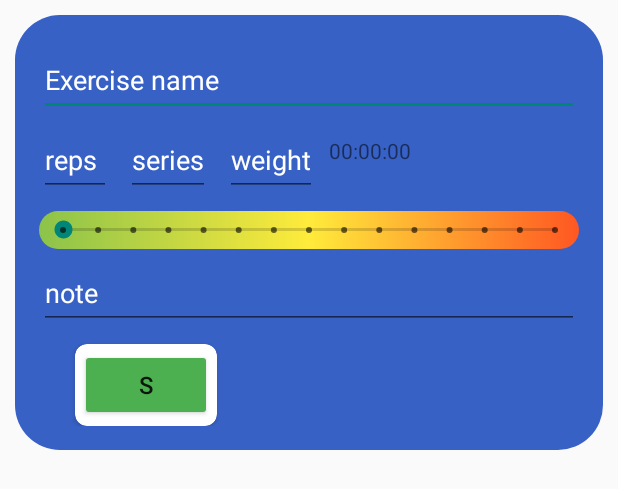
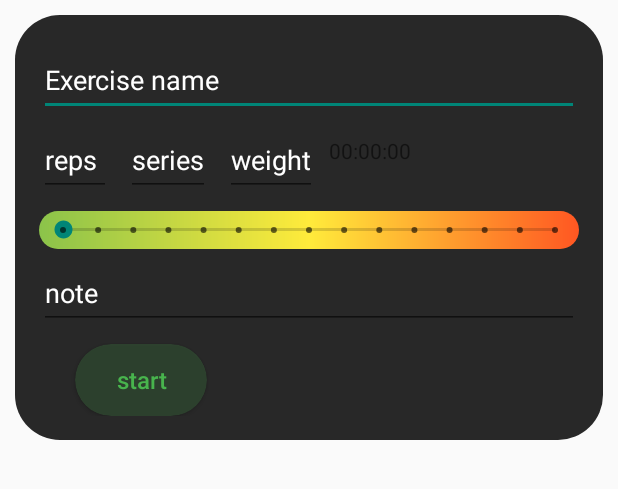
Before and after one commit to mattexe1903/dispositiviMobiliMarelli, an Android app built with Jetpack Compose: the layout new_exercise_box.xml on its own in the app's theme, with its tools: preview values and no code run, on a phone screen of 412 x 824 dp. Shown: the top 489 px of the screen. Run offline under Robolectric (Android 15) with nearby library versions, the phone set to English and light mode, and no system bars.

Commit message:
new button timer design

```diff
--- a/app/src/main/res/drawable/box_bg.xml
+++ b/app/src/main/res/drawable/box_bg.xml
@@ -1,4 +1,4 @@
 <shape xmlns:android="http://schemas.android.com/apk/res/android">
-    <solid android:color="@color/blue"/>
+    <solid android:color="@color/black2"/>
     <corners android:topLeftRadius="30dp" android:topRightRadius="30dp" android:bottomLeftRadius="30dp" android:bottomRightRadius="30dp"/>
 </shape>
--- /dev/null
+++ b/app/src/main/res/drawable/round_border_start_bt.xml
@@ -0,0 +1,5 @@
+<?xml version="1.0" encoding="utf-8"?>
+<shape android:shape="rectangle" xmlns:android="http://schemas.android.com/apk/res/android">
+    <corners android:radius="50dp"></corners>
+    <solid android:color="#2D48B44D"></solid>
+</shape>
--- a/app/src/main/res/layout/new_exercise_box.xml
+++ b/app/src/main/res/layout/new_exercise_box.xml
@@ -3,10 +3,10 @@
     xmlns:tools="http://schemas.android.com/tools"
     android:layout_width="match_parent"
     android:layout_height="wrap_content"
+    android:layout_marginStart="10dp"
     android:layout_marginTop="10dp"
+    android:layout_marginEnd="10dp"
     android:layout_marginBottom="10dp"
-    android:layout_marginStart="10dp"
-    android:layout_marginEnd="10dp"
     android:background="@drawable/box_bg"
     android:orientation="vertical"
     android:padding="16dp">
@@ -28,10 +28,10 @@
         android:id="@+id/editReps"
         android:layout_width="48dp"
         android:layout_height="48dp"
+        android:layout_marginTop="5dp"
+        android:hint="reps"
         android:textColor="@color/white"
         android:textColorHint="@color/white"
-        android:hint="reps"
-        android:layout_marginTop="5dp"
         app:layout_constraintStart_toStartOf="parent"
         app:layout_constraintTop_toBottomOf="@+id/editExerciseName" />
 
@@ -53,9 +53,9 @@
         android:layout_height="48dp"
         android:layout_marginStart="10dp"
         android:layout_marginTop="5dp"
+        android:hint="weight"
         android:textColor="@color/white"
         android:textColorHint="@color/white"
-        android:hint="weight"
         app:layout_constraintStart_toEndOf="@+id/editSerie"
         app:layout_constraintTop_toBottomOf="@+id/editExerciseName" />
 
@@ -65,22 +65,25 @@
         android:layout_height="wrap_content"
         android:layout_marginStart="24dp"
         android:layout_marginTop="10dp"
-        app:cardCornerRadius="8dp"
+        app:cardCornerRadius="80dp"
+        app:cardBackgroundColor="@color/black2"
         app:layout_constraintBottom_toBottomOf="parent"
         app:layout_constraintStart_toStartOf="parent"
         app:layout_constraintTop_toBottomOf="@+id/editNote">
 
         <androidx.constraintlayout.widget.ConstraintLayout
             android:layout_width="match_parent"
-            android:layout_height="wrap_content"
-            android:padding="3dp">
+            android:layout_height="match_parent"
+            >
 
             <Button
                 android:id="@+id/start"
-                android:layout_width="wrap_content"
+                android:layout_width="match_parent"
                 android:layout_height="wrap_content"
-                android:backgroundTint="#4CAF50"
-                android:text="S"
+                android:background="@drawable/round_border_start_bt"
+                android:text="start"
+                android:textAllCaps="false"
+                android:textColor="@color/green"
                 android:textSize="16sp"
                 app:layout_constraintBottom_toBottomOf="parent"
                 app:layout_constraintStart_toStartOf="parent"
@@ -91,7 +94,8 @@
                 android:layout_width="wrap_content"
                 android:layout_height="wrap_content"
                 android:backgroundTint="#FFA500"
-                android:text="R"
+                android:text="reset"
+                android:textAllCaps="false"
                 android:textSize="16sp"
                 android:visibility="gone"
                 app:layout_constraintBottom_toBottomOf="parent"
@@ -103,7 +107,7 @@
                 android:layout_width="wrap_content"
                 android:layout_height="wrap_content"
                 android:backgroundTint="#FD1808"
-                android:text="A"
+                android:text="stop"
                 android:textSize="16sp"
                 android:visibility="gone"
                 app:layout_constraintBottom_toBottomOf="parent"
@@ -118,12 +122,12 @@
         android:id="@+id/sub_button_container"
         android:layout_width="wrap_content"
         android:layout_height="wrap_content"
+        android:gravity="center"
         android:orientation="horizontal"
-        android:gravity="center"
         android:visibility="gone"
+        app:layout_constraintEnd_toEndOf="parent"
         app:layout_constraintStart_toEndOf="@+id/editWeight"
-        app:layout_constraintTop_toBottomOf="@+id/editExerciseName"
-        app:layout_constraintEnd_toEndOf="parent">
+        app:layout_constraintTop_toBottomOf="@+id/editExerciseName">
 
         <Button
             android:id="@+id/button_stop"
@@ -141,8 +145,8 @@
 
     <SeekBar
         android:id="@+id/exerciseBorgValue"
+        style="@style/Widget.AppCompat.SeekBar.Discrete"
         android:layout_width="match_parent"
-        style="@style/Widget.AppCompat.SeekBar.Discrete"
         android:layout_height="25dp"
         android:layout_marginTop="10dp"
         android:background="@drawable/seekbar_bg"
--- a/app/src/main/res/values/colors.xml
+++ b/app/src/main/res/values/colors.xml
@@ -5,6 +5,7 @@
     <color name="darkBlue">#203ACA</color>
     <color name="lightBlue">#03A9F4</color>
     <color name="endColor">#99ccff</color>
+    <color name="green">#48B44D</color>
 
     <color name="blue">#3761C5</color>
     <color name="black2">#282828</color>
```
